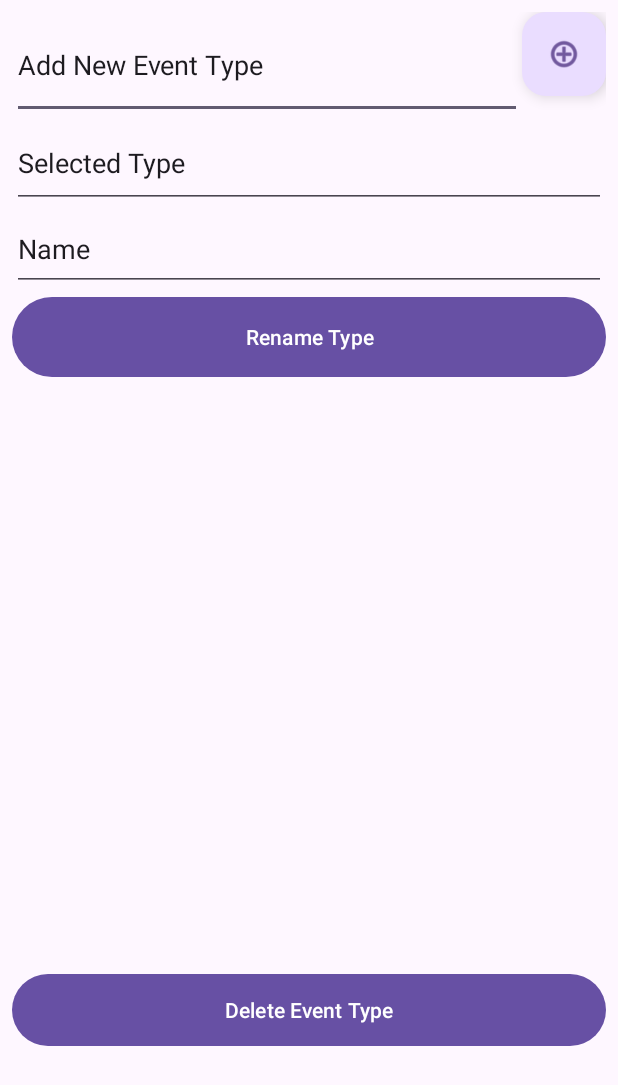
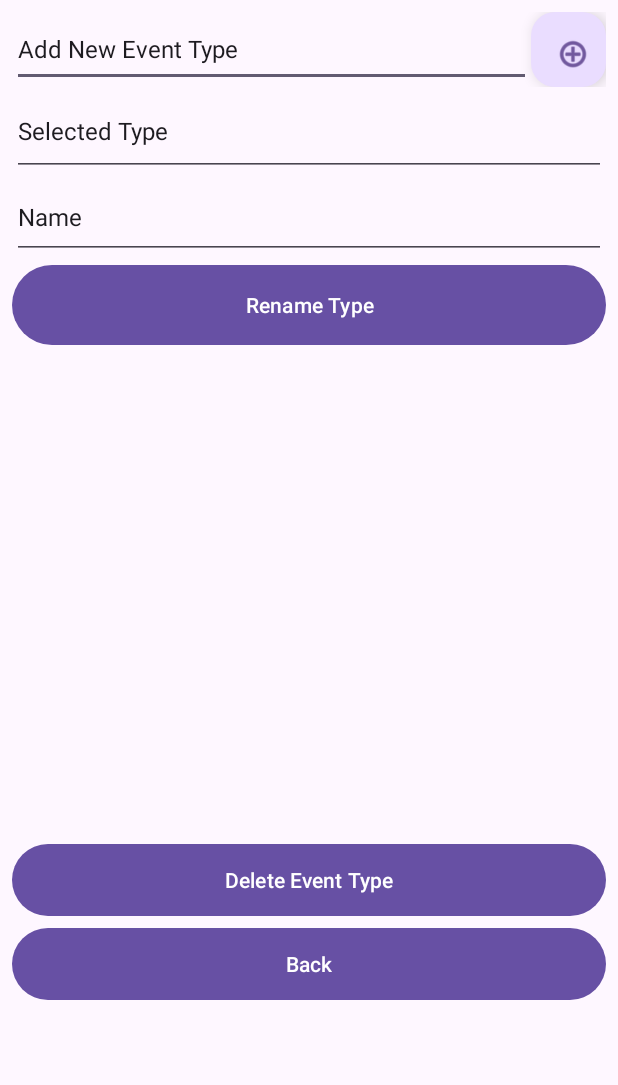
Before and after one commit to taradenaud/GoodCycle, an Android app: the AdminEventTypes screen opened directly, with no data from a screen before it, on a phone screen of 412 x 824 dp. Shown: the top 1085 px of the screen. Run offline under Robolectric (Android 15) with nearby library versions, the phone set to English and light mode, and no system bars; our stand-ins replace Firebase (no records; nobody signed in at launch, a user with empty details on screens opened directly).

Commit message:
Added back buttons to every page

```diff
--- a/app/src/main/java/com/example/seg2105/AdminEventTypes.java
+++ b/app/src/main/java/com/example/seg2105/AdminEventTypes.java
@@ -121,6 +121,13 @@ public class AdminEventTypes extends AppCompatActivity {
                 newtype.setText("Add New Event Type");
             }
         });
+        Button backButton = findViewById(R.id.backButton);
+        backButton.setOnClickListener(new View.OnClickListener() {
+            @Override
+            public void onClick(View v) {
+                finish(); // This will navigate back to the previous page
+            }
+        });
 
     }
 }
--- a/app/src/main/res/layout/activity_admin_event_types.xml
+++ b/app/src/main/res/layout/activity_admin_event_types.xml
@@ -21,7 +21,7 @@
 
         <LinearLayout
             android:layout_width="match_parent"
-            android:layout_height="71dp"
+            android:layout_height="50dp"
             android:orientation="horizontal">
 
             <EditText
@@ -31,7 +31,8 @@
                 android:layout_weight="1"
                 android:ems="10"
                 android:inputType="text"
-                android:text="@string/AddType" />
+                android:text="@string/AddType"
+                android:textSize="16sp" />
 
             <com.google.android.material.floatingactionbutton.FloatingActionButton
                 android:id="@+id/AddTypeButton"
@@ -45,7 +46,7 @@
 
         <LinearLayout
             android:layout_width="match_parent"
-            android:layout_height="176dp"
+            android:layout_height="175dp"
             android:orientation="vertical">
 
             <EditText
@@ -54,7 +55,8 @@
                 android:layout_height="59dp"
                 android:ems="10"
                 android:inputType="text"
-                android:text="@string/selectedType" />
+                android:text="@string/selectedType"
+                android:textSize="16sp" />
 
             <EditText
                 android:id="@+id/newname"
@@ -62,19 +64,21 @@
                 android:layout_height="55dp"
                 android:ems="10"
                 android:inputType="text"
-                android:text="Name" />
+                android:text="Name"
+                android:textSize="16sp" />
 
             <Button
                 android:id="@+id/renametype"
                 android:layout_width="match_parent"
                 android:layout_height="61dp"
                 android:text="@string/renamebutton" />
+
         </LinearLayout>
 
         <ListView
             android:id="@+id/TypeList"
             android:layout_width="match_parent"
-            android:layout_height="390dp"
+            android:layout_height="325dp"
             android:choiceMode="singleChoice"
             android:listSelector="@android:color/holo_blue_light" />
 
@@ -84,5 +88,11 @@
             android:layout_height="56dp"
             android:text="@string/deletetype" />
 
+        <Button
+            android:id="@+id/backButton"
+            android:layout_width="match_parent"
+            android:layout_height="56dp"
+            android:text="Back" />
+
     </LinearLayout>
 </androidx.constraintlayout.widget.ConstraintLayout>
--- a/app/src/main/res/layout/admin_dashboard.xml
+++ b/app/src/main/res/layout/admin_dashboard.xml
@@ -43,5 +43,10 @@
             android:layout_width="match_parent"
             android:layout_height="wrap_content"
             android:text="Add Events" />
+        <Button
+            android:id="@+id/backButton"
+            android:layout_width="match_parent"
+            android:layout_height="56dp"
+            android:text="Back" />
     </LinearLayout>
 </androidx.constraintlayout.widget.ConstraintLayout>
--- a/app/src/main/res/layout/admin_event_creation.xml
+++ b/app/src/main/res/layout/admin_event_creation.xml
@@ -6,4 +6,10 @@
     android:layout_height="match_parent"
     tools:context=".admin_eventCreation">
 
+    <Button
+        android:id="@+id/backButton"
+        android:layout_width="match_parent"
+        android:layout_height="56dp"
+        android:text="Back" />
+
 </androidx.constraintlayout.widget.ConstraintLayout>
--- a/app/src/main/res/layout/login_page.xml
+++ b/app/src/main/res/layout/login_page.xml
@@ -51,6 +51,11 @@
             android:layout_width="match_parent"
             android:layout_height="wrap_content"
             android:text="@string/login_text" />
+        <Button
+            android:id="@+id/backButton"
+            android:layout_width="match_parent"
+            android:layout_height="56dp"
+            android:text="Back" />
 
     </LinearLayout>
 </androidx.constraintlayout.widget.ConstraintLayout>
--- a/app/src/main/res/layout/sign_up.xml
+++ b/app/src/main/res/layout/sign_up.xml
@@ -82,6 +82,11 @@
             android:layout_width="match_parent"
             android:layout_height="wrap_content"
             android:text="@string/RegisterText" />
+        <Button
+            android:id="@+id/backButton"
+            android:layout_width="match_parent"
+            android:layout_height="56dp"
+            android:text="Back" />
 
     </LinearLayout>
 </androidx.constraintlayout.widget.ConstraintLayout>
--- a/app/src/main/res/layout/user_list_item.xml
+++ b/app/src/main/res/layout/user_list_item.xml
@@ -25,5 +25,6 @@
             android:text="Role"
             android:textAppearance="?android:attr/textAppearanceListItemSecondary" />
 
+
     </LinearLayout>
 </androidx.constraintlayout.widget.ConstraintLayout>
```
Also changed, not shown: app/src/main/java/com/example/seg2105/AdminManageUsers.java (+8 -0 lines), app/src/main/java/com/example/seg2105/LoginPage.java (+8 -0 lines), app/src/main/java/com/example/seg2105/SignUp.java (+8 -0 lines), app/src/main/java/com/example/seg2105/admin_dashboard.java (+7 -0 lines), app/src/main/java/com/example/seg2105/admin_eventCreation.java (+11 -0 lines), app/src/main/res/layout/activity_admin_manage_users.xml (+6 -1 lines), 1 other file.
